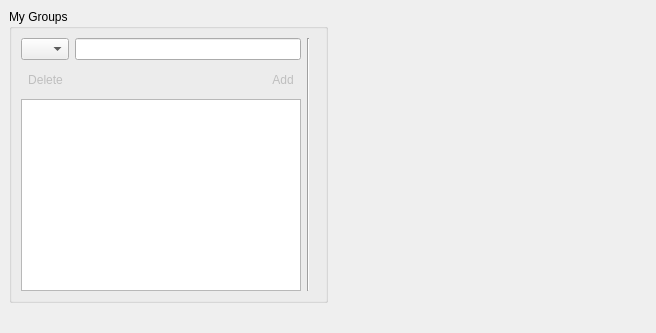
Before: the Qt Designer form modules/mainui/rzxgroupsprop.ui in Fruneau/qRezix, drawn with Qt 5.
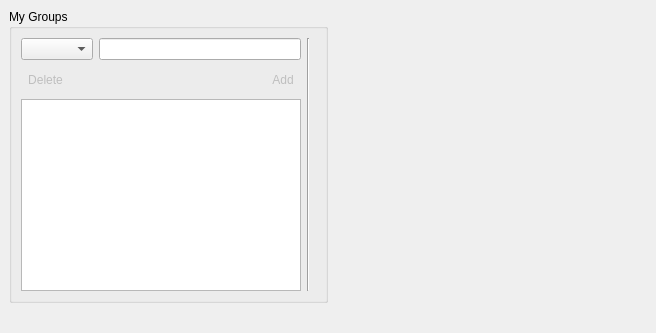
After: the same form once the commit is applied. Custom widgets are drawn as their Qt base class.

Commit message: Mieux comme Ã§a en fait

```diff
--- a/modules/mainui/rzxgroupsprop.ui
+++ b/modules/mainui/rzxgroupsprop.ui
@@ -100,14 +100,7 @@
        </widget>
       </item>
       <item row="0" column="0" >
-       <widget class="QComboBox" name="cbIcon" >
-        <property name="maximumSize" >
-         <size>
-          <width>48</width>
-          <height>16777215</height>
-         </size>
-        </property>
-       </widget>
+       <widget class="QComboBox" name="cbIcon" />
       </item>
       <item row="2" column="0" colspan="4" >
        <widget class="QListWidget" name="lstGroups" />
```
